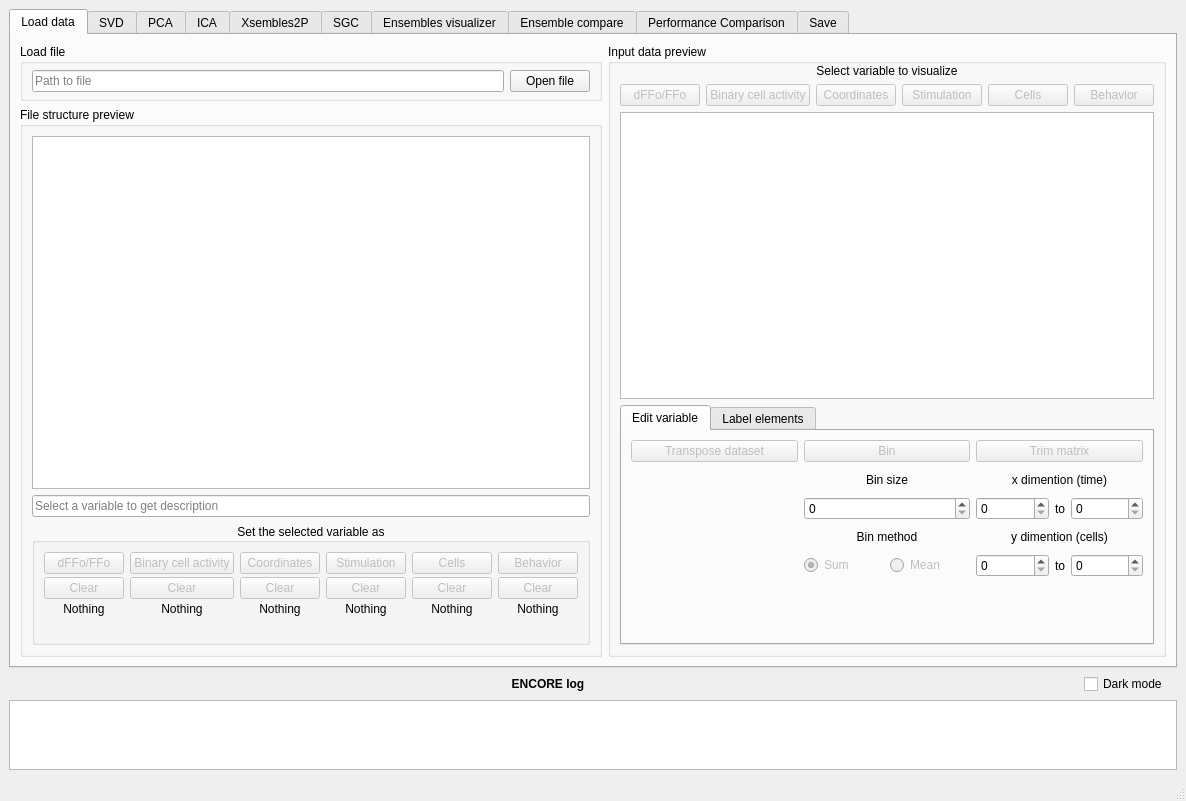
rivelco/ENCORE, file gui/MainWindow.ui: the form before one commit.
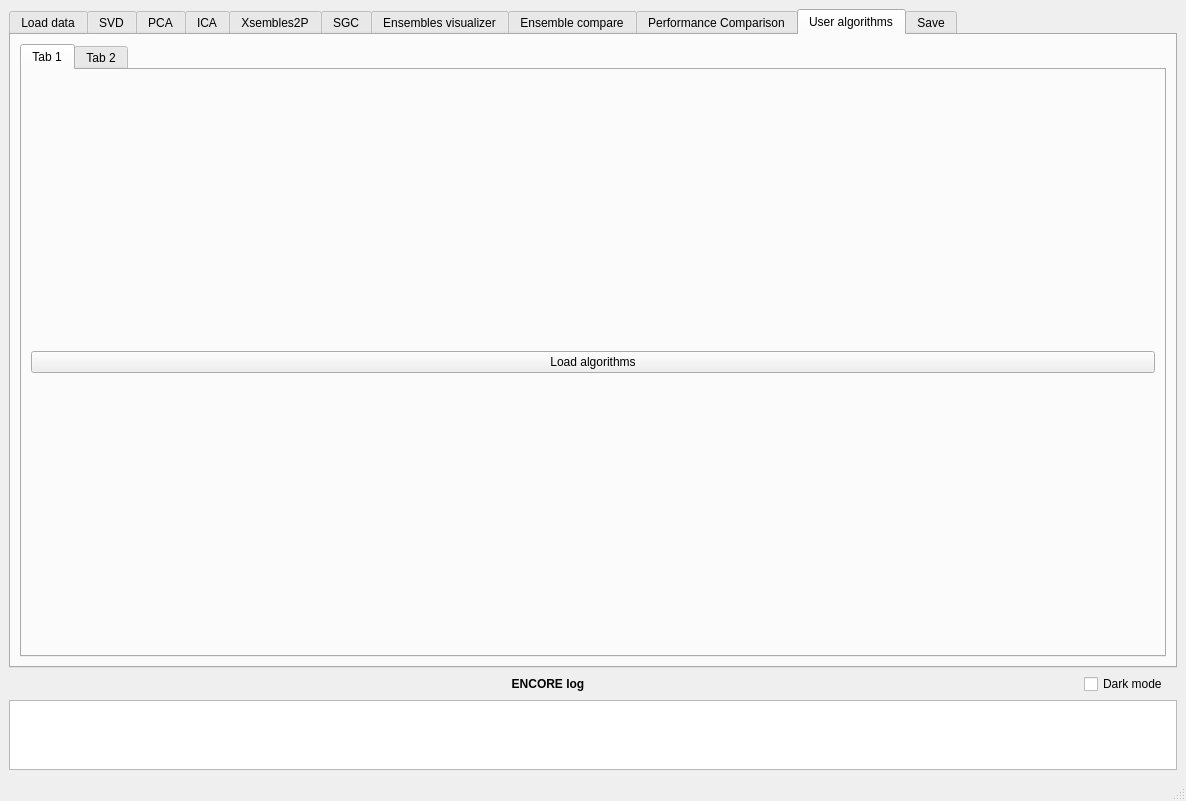
The form after the commit. The open tabs and pages were chosen to show the change. Custom widgets are drawn as their Qt base class.

Commit message: Preparing GUI for new algos

Diff of the .ui file:
```diff
--- a/gui/MainWindow.ui
+++ b/gui/MainWindow.ui
@@ -5307,6 +5307,39 @@
         </item>
        </layout>
       </widget>
+      <widget class="QWidget" name="tab_54">
+       <attribute name="title">
+        <string>User algorithms</string>
+       </attribute>
+       <layout class="QVBoxLayout" name="verticalLayout_65">
+        <item>
+         <widget class="QTabWidget" name="user_algorithms_tabs">
+          <property name="currentIndex">
+           <number>0</number>
+          </property>
+          <widget class="QWidget" name="tab_55">
+           <attribute name="title">
+            <string>Tab 1</string>
+           </attribute>
+           <layout class="QGridLayout" name="gridLayout_3">
+            <item row="0" column="0">
+             <widget class="QPushButton" name="load_user_algorithms">
+              <property name="text">
+               <string>Load algorithms</string>
+              </property>
+             </widget>
+            </item>
+           </layout>
+          </widget>
+          <widget class="QWidget" name="tab_56">
+           <attribute name="title">
+            <string>Tab 2</string>
+           </attribute>
+          </widget>
+         </widget>
+        </item>
+       </layout>
+      </widget>
       <widget class="QWidget" name="tab_2">
        <attribute name="title">
         <string>Save</string>
```
Left out of the diff: 4 changed lines with no effect on the pictures.
